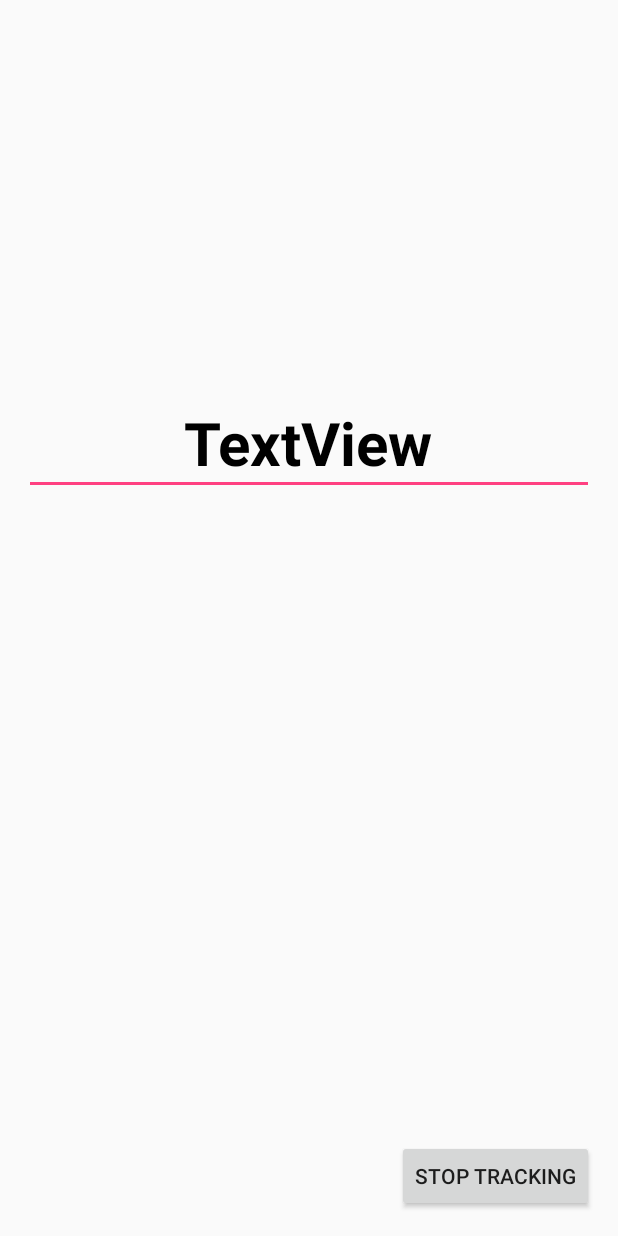
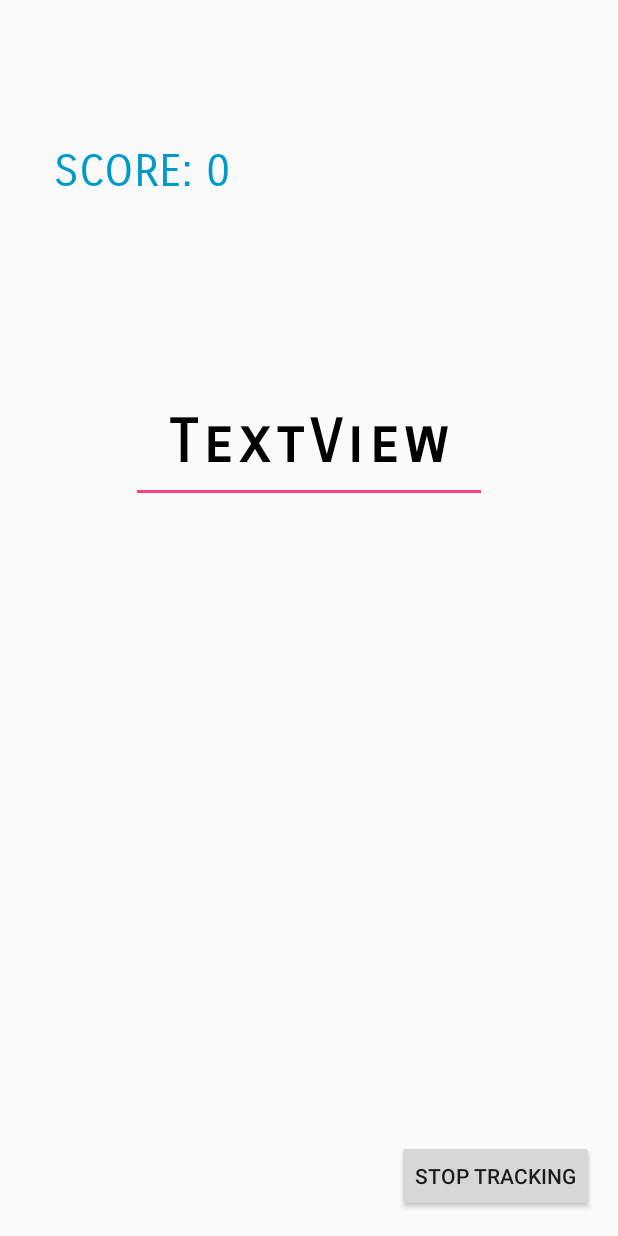
Before and after one commit to dnlrbz/Typo, an Android app: the GameActivity screen opened directly, with no data from a screen before it, on a phone screen of 412 x 824 dp. Run offline under Robolectric (Android 15) with nearby library versions, the phone set to English and light mode, and no system bars; 2 statements that could not run were skipped.

Commit message:
game and stats

```diff
--- a/app/src/main/java/at/ac/univie/hci/typo/Model/GameStatistics.java
+++ b/app/src/main/java/at/ac/univie/hci/typo/Model/GameStatistics.java
@@ -45,7 +45,7 @@ public class GameStatistics {
     }
 
     //Constructor without ID
-    public GameStatistics(Player player, int gameCounter, double accuracy, int keysPerMinute,
+    public GameStatistics(Player player, int gameCounter, Double accuracy, int keysPerMinute,
                           String mostMissedKey, String context, String timeOfTheGame) {
 
         this.player = player;
--- a/app/src/main/java/at/ac/univie/hci/typo/View/GameActivity.java
+++ b/app/src/main/java/at/ac/univie/hci/typo/View/GameActivity.java
@@ -16,6 +16,10 @@ import android.widget.Button;
 import android.widget.EditText;
 import android.widget.ImageView;
 import android.widget.TextView;
+
+import java.text.DateFormat;
+import java.text.SimpleDateFormat;
+import java.util.Date;
 import java.util.Random.*;
 
 import com.google.android.gms.location.DetectedActivity;
@@ -25,6 +29,7 @@ import java.util.Random;
 
 import at.ac.univie.hci.typo.Controller.ActivityManagement.BackgroundActivityService;
 import at.ac.univie.hci.typo.Controller.ActivityManagement.ConstantsForActivities;
+import at.ac.univie.hci.typo.Controller.StatisticsController;
 import at.ac.univie.hci.typo.Controller.WordsManager;
 import at.ac.univie.hci.typo.Model.DataBase.Database;
 import at.ac.univie.hci.typo.Model.GameStatistics;
@@ -41,56 +46,26 @@ public class GameActivity extends AppCompatActivity implements TextWatcher {
     private Button btnStartTrcking, btnStopTracking;
     private ArrayList<String> activitiesList;
     private TextView gameWord;
-    Words words = new Words();
+    Words words;
     int wordsCounter;
+    int scoreCounter;
     private EditText wordToTypeIn;
+    private TextView score;
+    ArrayList<String> correctWords;
+    ArrayList<String> incorrectWords;
+    StatisticsController sController;
 
     @Override
     protected void onCreate(Bundle savedInstanceState) {
         super.onCreate(savedInstanceState);
         setContentView(at.ac.univie.hci.typo.R.layout.activity_game);
 
-
-        txtActivity = (TextView) findViewById(R.id.txt_activity);
-        txtConfidence = (TextView) findViewById(R.id.txt_confidence);
-//        btnStopTracking = (Button) findViewById(R.id.btn_stop_tracking);
-        activitiesList = new ArrayList<String>();
-
-
-        startTracking();
-
-        //List of 1000 Words for a game
-        wordsCounter = 0;
-
-        wordToTypeIn = (EditText) findViewById(R.id.editTextWordToTypeIn);
-        wordToTypeIn.addTextChangedListener(this);
-
+        initializeAllVariables();
+        startTrackingActivities();
         setFocusOnEditText();
 
 
 
-
-
-
-
-/*
-        btnStartTrcking.setOnClickListener(new View.OnClickListener() {
-            @Override
-            public void onClick(View view) {
-                startTracking();
-            }
-        });
-*/
-/*
-        btnStopTracking.setOnClickListener(new View.OnClickListener() {
-            @Override
-            public void onClick(View view) {
-                activitiesList = new ArrayList<String>();
-                txtActivity.setText(activitiesList.toString());
-                stopTracking();
-            }
-        });
-        */
 
         broadcastReceiver = new BroadcastReceiver() {
             @Override
@@ -103,9 +78,27 @@ public class GameActivity extends AppCompatActivity implements TextWatcher {
             }
         };
 
-        startTracking();
 
 
+    }
+
+    private void initializeAllVariables() {
+        sController = new StatisticsController();
+        //Two arraylists to compare and compute statistics in StatisticsManager
+        correctWords = new ArrayList<String>();
+        incorrectWords = new ArrayList<String>();
+        words= new Words();
+        score = (TextView) findViewById(R.id.textViewScore);
+        txtActivity = (TextView) findViewById(R.id.txt_activity);
+        txtConfidence = (TextView) findViewById(R.id.txt_confidence);
+//        btnStopTracking = (Button) findViewById(R.id.btn_stop_tracking);
+        //List of all activities during the game
+        activitiesList = new ArrayList<String>();
+        wordsCounter = 0;
+        scoreCounter = 0;
+        wordToTypeIn = (EditText) findViewById(R.id.editTextWordToTypeIn);
+        wordToTypeIn.addTextChangedListener(this);
+        score.setText(String.valueOf("SCORE: "+scoreCounter));
     }
 
     public void setFocusOnEditText() {
@@ -162,7 +155,7 @@ public class GameActivity extends AppCompatActivity implements TextWatcher {
 
         if (confidence > ConstantsForActivities.CONFIDENCE) {
             activitiesList.add(label);
-            txtActivity.setText(activitiesList.toString());
+            txtActivity.setText(activitiesList.get(activitiesList.size()-1).toString());
             txtConfidence.setText("Confidence: " + confidence);
             System.out.println(label + ": " + confidence);
         }
@@ -183,7 +176,7 @@ public class GameActivity extends AppCompatActivity implements TextWatcher {
         LocalBroadcastManager.getInstance(this).unregisterReceiver(broadcastReceiver);
     }
 
-    private void startTracking() {
+    private void startTrackingActivities() {
         Intent intent1 = new Intent(GameActivity.this, BackgroundActivityService.class);
         startService(intent1);
         /**
@@ -212,10 +205,34 @@ public class GameActivity extends AppCompatActivity implements TextWatcher {
 
     @Override
     public void afterTextChanged(Editable typedWord) {
-        if (typedWord.toString().length() == gameWord.getText().length()) {
+        //Ignoring backspaces
+        String typedIn = typedWord.toString().replaceAll("\\s+","");
+        String initialWord = gameWord.getText().toString();
+        if (typedIn.length() == initialWord.length()) {
+            wordToTypeIn.setText("");
+            correctWords.add(initialWord);
+            incorrectWords.add(typedIn);
+            if (typedIn.equalsIgnoreCase(initialWord)) {
+                //TODO change to timer! now game ends by score==20
+                if (scoreCounter==20) {
+                    endGameComputeStatistics(new Player("VASYA"));
+                }
+                scoreCounter++;
+                score.setText(String.valueOf("SCORE: "+scoreCounter));
+            }
             wordsCounter = WordsManager.getRandomNumberInRange(0, 999);
             gameWord.setText(words.getList().get(wordsCounter));
-            wordToTypeIn.setText("");
+
+            System.out.println("CORRECT WORDS LIST: " + correctWords.toString());
+            System.out.println("INCORRECT WORDS: " + incorrectWords.toString());
         }
+
+
+    }
+
+    private void endGameComputeStatistics(Player player) {
+        GameStatistics gameStatistics = sController.
+                computeAndGetWholeGameStatistics(correctWords, incorrectWords, player, scoreCounter, activitiesList);
+        System.out.println("***GAMESTATS***  " +gameStatistics.toString());
     }
 }
--- a/app/src/main/res/layout/activity_game.xml
+++ b/app/src/main/res/layout/activity_game.xml
@@ -9,8 +9,8 @@
 
     <EditText
         android:id="@+id/editTextWordToTypeIn"
-        android:layout_width="wrap_content"
-        android:layout_height="wrap_content"
+        android:layout_width="237dp"
+        android:layout_height="80dp"
         android:layout_alignParentTop="true"
         android:layout_centerHorizontal="true"
         android:layout_gravity="center_vertical|center_horizontal"
@@ -21,7 +21,7 @@
         android:inputType="textNoSuggestions|textVisiblePassword"
         android:textAlignment="center"
         android:textColor="@android:color/white"
-        android:textSize="40sp"
+        android:textSize="5sp"
         android:textStyle="bold"
         tools:cursorVisible="true" />
 
@@ -29,9 +29,11 @@
         android:id="@+id/txt_activity"
         android:layout_width="wrap_content"
         android:layout_height="wrap_content"
-        android:layout_above="@+id/txt_confidence"
-        android:layout_centerHorizontal="true"
+        android:layout_alignParentLeft="true"
+        android:layout_alignStart="@+id/editTextWordToTypeIn"
+        android:layout_below="@+id/textViewScore"
         android:layout_gravity="center_horizontal"
+        android:layout_marginLeft="20dp"
         android:textAllCaps="true"
         android:textColor="@color/colorPrimary"
         android:textSize="18dp"
@@ -63,10 +65,27 @@
         android:layout_alignParentTop="true"
         android:layout_centerHorizontal="true"
         android:layout_marginTop="247dp"
+        android:fontFamily="sans-serif-smallcaps"
         android:gravity="center_vertical|center_horizontal"
+        android:includeFontPadding="false"
+        android:letterSpacing="0.1"
         android:text="TextView"
         android:textAlignment="center"
         android:textColor="@color/listItemColor"
         android:textSize="40sp"
         android:textStyle="bold" />
+
+    <TextView
+        android:id="@+id/textViewScore"
+        android:layout_width="wrap_content"
+        android:layout_height="wrap_content"
+        android:layout_alignParentStart="true"
+        android:layout_alignParentTop="true"
+        android:layout_marginStart="20dp"
+        android:layout_marginTop="80dp"
+        android:fontFamily="sans-serif-smallcaps"
+        android:text="TextView"
+        android:textColor="@android:color/holo_blue_dark"
+        android:textSize="30sp" />
+
 </RelativeLayout>
```
Also changed, not shown: app/src/main/java/at/ac/univie/hci/typo/Controller/StatisticsController.java (+62 -3 lines).
